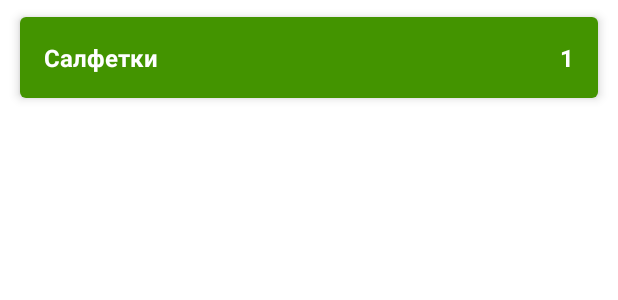
After one commit to JoraMormont1/ShoppingList, an Android app: the layout item_shop_enabled.xml on its own in the app's theme, with its tools: preview values and no code run, on a phone screen of 412 x 824 dp. The commit adds this screen. Shown: the top 300 px of the screen. Run offline under Robolectric (Android 15) with nearby library versions, the phone set to English and light mode, and no system bars.

Commit message:
add layout items

```diff
--- /dev/null
+++ b/app/src/main/res/layout/item_shop_enabled.xml
@@ -0,0 +1,43 @@
+<?xml version="1.0" encoding="utf-8"?>
+<androidx.cardview.widget.CardView xmlns:android="http://schemas.android.com/apk/res/android"
+    xmlns:app="http://schemas.android.com/apk/res-auto"
+    xmlns:tools="http://schemas.android.com/tools"
+    android:layout_width="match_parent"
+    android:layout_height="wrap_content"
+    android:layout_marginStart="8dp"
+    android:layout_marginTop="4dp"
+    android:layout_marginEnd="8dp"
+    android:layout_marginBottom="4dp"
+    app:cardCornerRadius="4dp"
+    app:cardElevation="4dp"
+    app:cardUseCompatPadding="true">
+
+    <LinearLayout
+        android:layout_width="match_parent"
+        android:layout_height="wrap_content"
+        android:background="#439400"
+        android:orientation="horizontal"
+        android:padding="16dp">
+
+        <TextView
+            android:id="@+id/tv_name"
+            android:layout_width="0dp"
+            android:layout_height="wrap_content"
+            android:layout_weight="1"
+            android:textColor="@color/white"
+            android:textSize="16sp"
+            android:textStyle="bold"
+            tools:text="Салфетки" />
+
+        <TextView
+            android:id="@+id/tv_count"
+            android:layout_width="wrap_content"
+            android:layout_height="wrap_content"
+            android:textColor="@color/white"
+            android:textSize="16sp"
+            android:textStyle="bold"
+            tools:text="1" />
+
+    </LinearLayout>
+
+</androidx.cardview.widget.CardView>
--- a/app/src/main/res/values/strings.xml
+++ b/app/src/main/res/values/strings.xml
@@ -1,3 +1,4 @@
 <resources>
     <string name="app_name">Shopping List</string>
+    <string name="add_shop_item_content_description">Add new shop item</string>
 </resources>
```
Also changed, not shown: app/src/main/res/drawable/ic_add.xml (added, +9 -0 lines), app/src/main/res/layout/activity_main.xml (+20 -5 lines), app/src/main/res/layout/item_shop_disabled.xml (added, +43 -0 lines).
